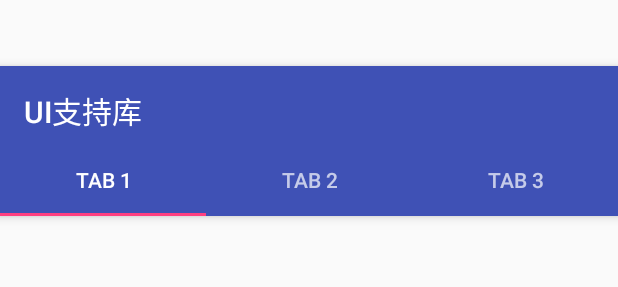
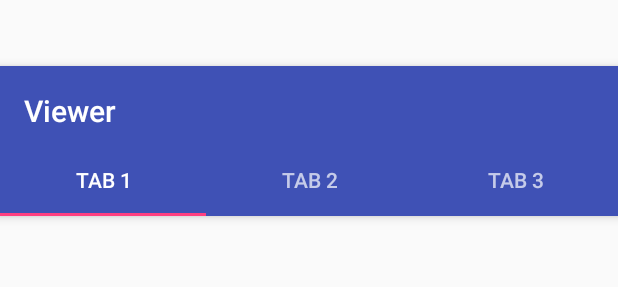
Before and after one commit to amlzq/AndroidViewer, an Android app: the layout activity_tab_layout.xml on its own in the app's theme, with its tools: preview values and no code run, on a phone screen of 412 x 824 dp. Shown: the top 287 px of the screen. Run offline under Robolectric (Android 15) with nearby library versions, the light colour scheme and no system bars.

```diff
--- a/app/src/main/AndroidManifest.xml
+++ b/app/src/main/AndroidManifest.xml
@@ -27,7 +27,7 @@
         android:supportsRtl="true"
         android:theme="@style/AppTheme"
         tools:ignore="AllowBackup,GoogleAppIndexingWarning"
-        tools:replace="android:allowBackup">
+        tools:replace="android:allowBackup,android:name,android:label,android:roundIcon,android:theme">
         <activity
             android:name=".MainActivity"
             android:label="@string/app_name"
--- a/app/src/main/res/values/strings.xml
+++ b/app/src/main/res/values/strings.xml
@@ -1,5 +1,5 @@
 <resources>
-    <string name="app_name">UI支持库</string>
+    <string name="app_name">Viewer</string>
 
     <!-- TODO: Remove or change this placeholder text -->
     <string name="hello_blank_fragment">Hello blank fragment</string>
```
Also changed, not shown: 3 other files.
